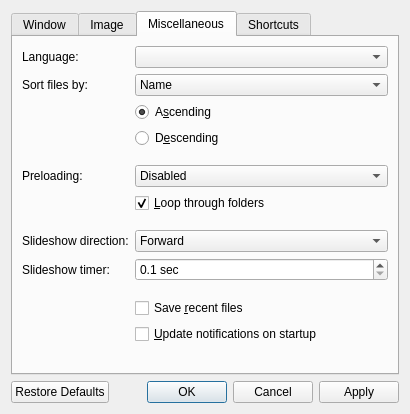
jurplel/qView, file src/qvoptionsdialog.ui: the form before one commit.
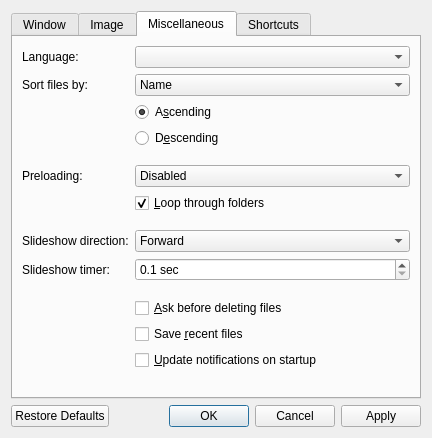
The form after the commit. The open tabs and pages were chosen to show the change.

Commit message: confirmation dialog on deletion

What changed in the file:
```diff
--- a/src/qvoptionsdialog.ui
+++ b/src/qvoptionsdialog.ui
@@ -9,8 +9,8 @@
    <rect>
     <x>0</x>
     <y>0</y>
-    <width>410</width>
-    <height>414</height>
+    <width>432</width>
+    <height>438</height>
    </rect>
   </property>
   <property name="windowTitle">
@@ -625,14 +625,14 @@
          </property>
         </spacer>
        </item>
-       <item row="11" column="1">
+       <item row="12" column="1">
         <widget class="QCheckBox" name="saveRecentsCheckbox">
          <property name="text">
           <string>Save &amp;recent files</string>
          </property>
         </widget>
        </item>
-       <item row="12" column="1">
+       <item row="13" column="1">
         <widget class="QCheckBox" name="updateCheckbox">
          <property name="text">
           <string extracomment="The notifications are for new qView releases">&amp;Update notifications on startup</string>
@@ -649,6 +649,13 @@
        <item row="0" column="1">
         <widget class="QComboBox" name="langComboBox"/>
        </item>
+       <item row="11" column="1">
+        <widget class="QCheckBox" name="askDeleteCheckbox">
+         <property name="text">
+          <string>&amp;Ask before deleting files</string>
+         </property>
+        </widget>
+       </item>
       </layout>
      </widget>
      <widget class="QWidget" name="shortcuts">
```
The commit also changes 5 other files.
